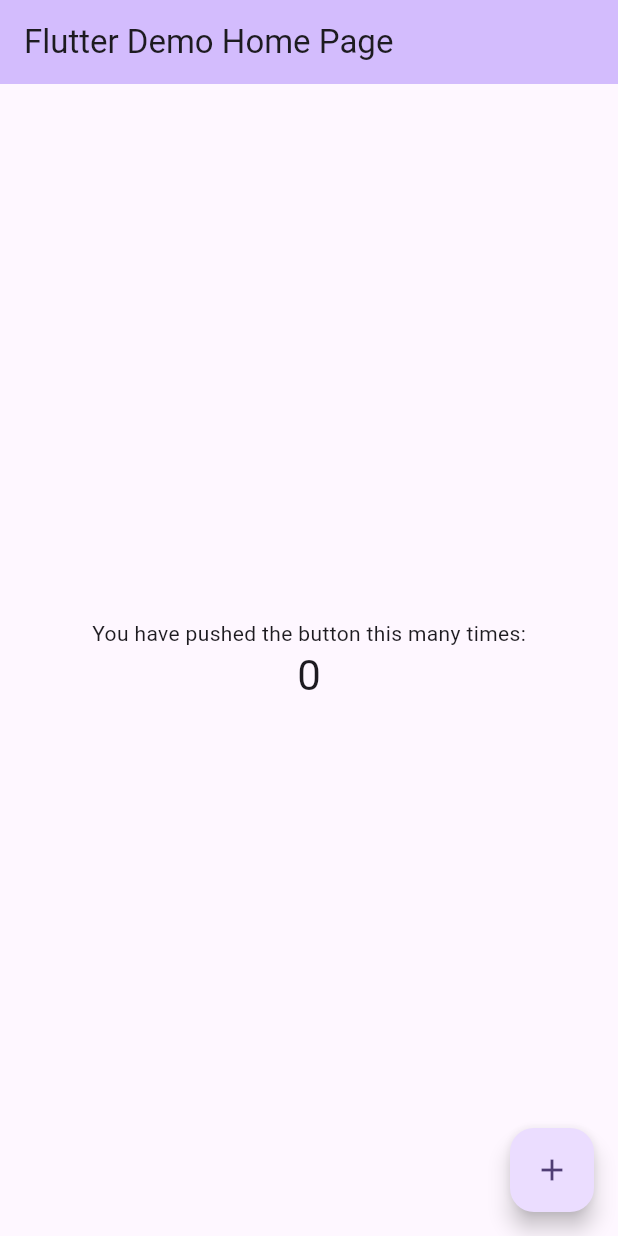
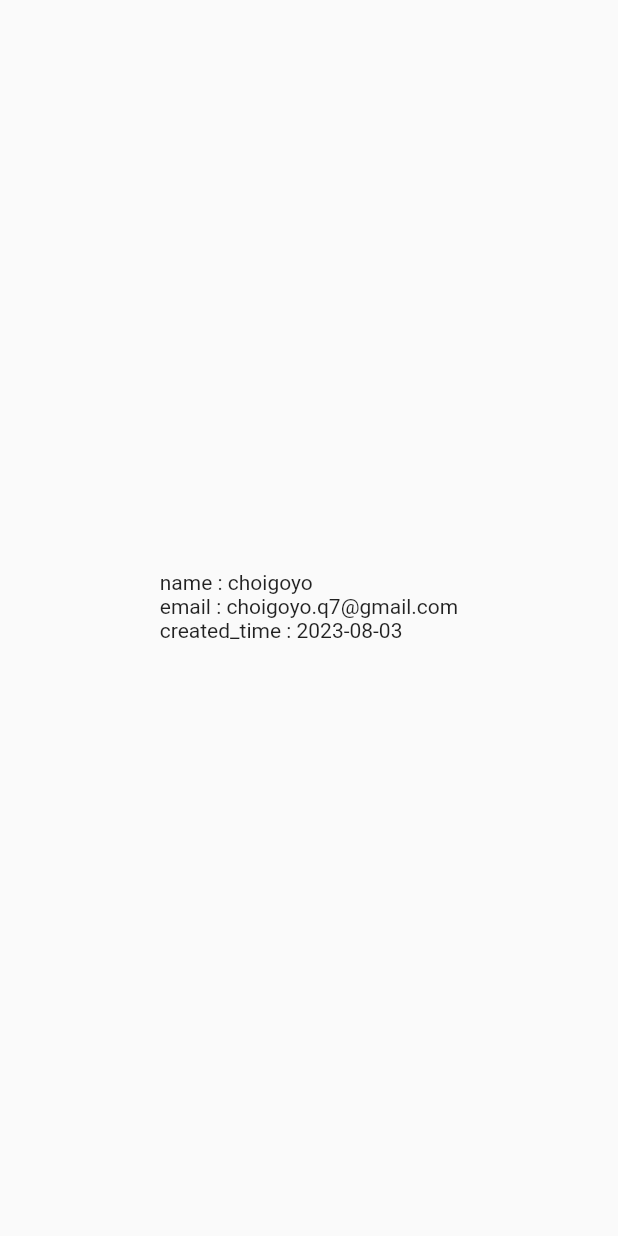
Before and after one commit to CHOIGOYO/json_serializable_study, a Flutter app: the screen it shows after launch, on a phone screen of 412 x 824 dp. Run offline on Flutter 3.47's test engine with Material 2 defaults, Android fonts, the phone set to English and light mode, and no system bars.

Commit message:
jsonDecode

```diff
--- a/lib/main.dart
+++ b/lib/main.dart
@@ -1,125 +1,32 @@
+import 'dart:convert';
+
 import 'package:flutter/material.dart';
 
-void main() {
-  runApp(const MyApp());
-}
+void main(){runApp(MyApp());}
 
 class MyApp extends StatelessWidget {
-  const MyApp({super.key});
+  const MyApp ({super.key});
 
-  // This widget is the root of your application.
   @override
   Widget build(BuildContext context) {
     return MaterialApp(
-      title: 'Flutter Demo',
-      theme: ThemeData(
-        // This is the theme of your application.
-        //
-        // TRY THIS: Try running your application with "flutter run". You'll see
-        // the application has a blue toolbar. Then, without quitting the app,
-        // try changing the seedColor in the colorScheme below to Colors.green
-        // and then invoke "hot reload" (save your changes or press the "hot
-        // reload" button in a Flutter-supported IDE, or press "r" if you used
-        // the command line to start the app).
-        //
-        // Notice that the counter didn't reset back to zero; the application
-        // state is not lost during the reload. To reset the state, use hot
-        // restart instead.
-        //
-        // This works for code too, not just values: Most code changes can be
-        // tested with just a hot reload.
-        colorScheme: ColorScheme.fromSeed(seedColor: Colors.deepPurple),
-        useMaterial3: true,
-      ),
-      home: const MyHomePage(title: 'Flutter Demo Home Page'),
+      home: JSonTest(),
     );
   }
 }
 
-class MyHomePage extends StatefulWidget {
-  const MyHomePage({super.key, required this.title});
 
-  // This widget is the home page of your application. It is stateful, meaning
-  // that it has a State object (defined below) that contains fields that affect
-  // how it looks.
-
-  // This class is the configuration for the state. It holds the values (in this
-  // case the title) provided by the parent (in this case the App widget) and
-  // used by the build method of the State. Fields in a Widget subclass are
-  // always marked "final".
-
-  final String title;
-
-  @override
-  State<MyHomePage> createState() => _MyHomePageState();
-}
-
-class _MyHomePageState extends State<MyHomePage> {
-  int _counter = 0;
-
-  void _incrementCounter() {
-    setState(() {
-      // This call to setState tells the Flutter framework that something has
-      // changed in this State, which causes it to rerun the build method below
-      // so that the display can reflect the updated values. If we changed
-      // _counter without calling setState(), then the build method would not be
-      // called again, and so nothing would appear to happen.
-      _counter++;
-    });
-  }
+class JSonTest extends StatelessWidget {
+  const JSonTest({super.key});
 
   @override
   Widget build(BuildContext context) {
-    // This method is rerun every time setState is called, for instance as done
-    // by the _incrementCounter method above.
-    //
-    // The Flutter framework has been optimized to make rerunning build methods
-    // fast, so that you can just rebuild anything that needs updating rather
-    // than having to individually change instances of widgets.
+    String json = '{"name":"choigoyo","email":"choigoyo.q7@gmail.com","created_time":"2023-08-03"}';
+    Map<String, dynamic> userMap = jsonDecode(json);
     return Scaffold(
-      appBar: AppBar(
-        // TRY THIS: Try changing the color here to a specific color (to
-        // Colors.amber, perhaps?) and trigger a hot reload to see the AppBar
-        // change color while the other colors stay the same.
-        backgroundColor: Theme.of(context).colorScheme.inversePrimary,
-        // Here we take the value from the MyHomePage object that was created by
-        // the App.build method, and use it to set our appbar title.
-        title: Text(widget.title),
+      body: Center(
+        child: Text(' name : ${userMap['name']} \n email : ${userMap['email']} \n created_time : ${userMap['created_time']} \n '),
       ),
-      body: Center(
-        // Center is a layout widget. It takes a single child and positions it
-        // in the middle of the parent.
-        child: Column(
-          // Column is also a layout widget. It takes a list of children and
-          // arranges them vertically. By default, it sizes itself to fit its
-          // children horizontally, and tries to be as tall as its parent.
-          //
-          // Column has various properties to control how it sizes itself and
-          // how it positions its children. Here we use mainAxisAlignment to
-          // center the children vertically; the main axis here is the vertical
-          // axis because Columns are vertical (the cross axis would be
-          // horizontal).
-          //
-          // TRY THIS: Invoke "debug painting" (choose the "Toggle Debug Paint"
-          // action in the IDE, or press "p" in the console), to see the
-          // wireframe for each widget.
-          mainAxisAlignment: MainAxisAlignment.center,
-          children: <Widget>[
-            const Text(
-              'You have pushed the button this many times:',
-            ),
-            Text(
-              '$_counter',
-              style: Theme.of(context).textTheme.headlineMedium,
-            ),
-          ],
-        ),
-      ),
-      floatingActionButton: FloatingActionButton(
-        onPressed: _incrementCounter,
-        tooltip: 'Increment',
-        child: const Icon(Icons.add),
-      ), // This trailing comma makes auto-formatting nicer for build methods.
     );
   }
 }
--- a/pubspec.yaml
+++ b/pubspec.yaml
@@ -35,6 +35,7 @@ dependencies:
   # The following adds the Cupertino Icons font to your application.
   # Use with the CupertinoIcons class for iOS style icons.
   cupertino_icons: ^1.0.2
+  dio: ^5.3.2
 
 dev_dependencies:
   flutter_test:
@@ -46,6 +47,7 @@ dev_dependencies:
   # package. See that file for information about deactivating specific lint
   # rules and activating additional ones.
   flutter_lints: ^2.0.0
+  json_serializable: ^6.7.1
 
 # For information on the generic Dart part of this file, see the
 # following page: https://dart.dev/tools/pub/pubspec
```
Also changed, not shown: pubspec.lock.
